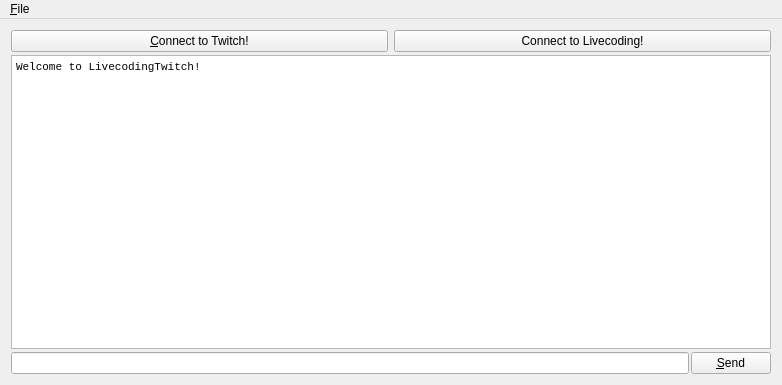
The window that Src/MainWindow.ui (mrexodia/LivecodingTwitch) describes before a commit, drawn with Qt 5.
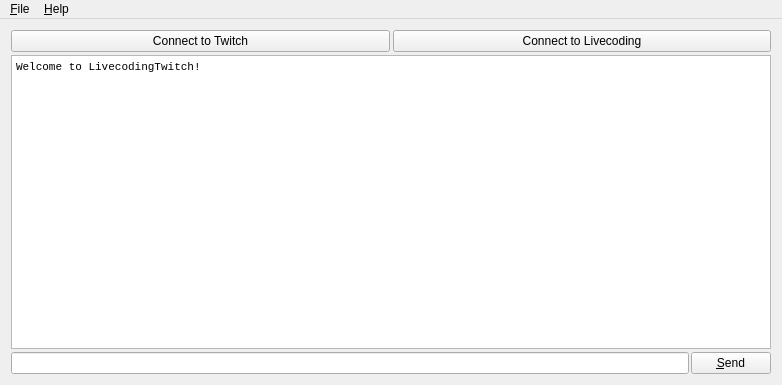
The same window after the commit. Icons and pictures are not drawn.

Diff of the .ui file:
```diff
--- a/Src/MainWindow.ui
+++ b/Src/MainWindow.ui
@@ -19,18 +19,21 @@
      <number>3</number>
     </property>
     <item>
-     <layout class="QHBoxLayout" name="horizontalLayout">
+     <layout class="QHBoxLayout" name="layoutConnect">
+      <property name="spacing">
+       <number>3</number>
+      </property>
       <item>
        <widget class="QPushButton" name="buttonConnectTwitch">
         <property name="text">
-         <string>&amp;Connect to Twitch!</string>
+         <string>Connect to Twitch</string>
         </property>
        </widget>
       </item>
       <item>
        <widget class="QPushButton" name="buttonConnectLivecoding">
         <property name="text">
-         <string>Connect to Livecoding!</string>
+         <string>Connect to Livecoding</string>
         </property>
        </widget>
       </item>
@@ -87,7 +90,14 @@
     </property>
     <addaction name="actionExit"/>
    </widget>
+   <widget class="QMenu" name="menuHelp">
+    <property name="title">
+     <string>&amp;Help</string>
+    </property>
+    <addaction name="actionAbout"/>
+   </widget>
    <addaction name="menuFile"/>
+   <addaction name="menuHelp"/>
   </widget>
   <action name="actionExit">
    <property name="text">
```
Left out of the diff: 17 changed lines with no effect on the pictures.
